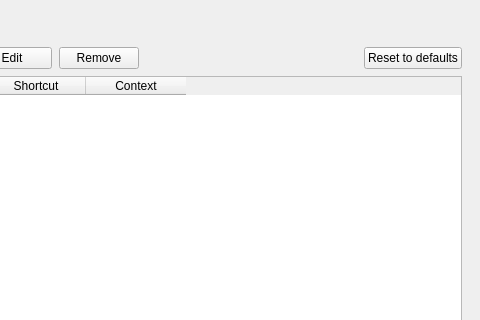
First picture: the form in src/gui/dialogs/settingsdialog.ui, repository do-i/thumbgrid, before the edit; both pictures show x 303 to 783 and y 0 to 320 of the 783 by 741 pixel window.
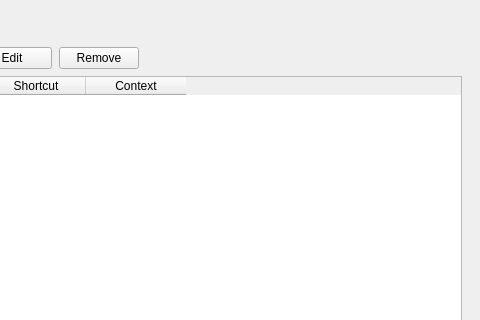
Second picture: the form after the edit. The open tabs and pages were chosen to show the change. Custom widgets are drawn as their Qt base class.

Commit message: Remove redundant Reset current context button from shortcuts tab

What changed in the file:
```diff
--- a/src/gui/dialogs/settingsdialog.ui
+++ b/src/gui/dialogs/settingsdialog.ui
@@ -4102,19 +4102,6 @@
                  </property>
                 </spacer>
                </item>
-               <item>
-                <widget class="QPushButton" name="pushButton_3">
-                 <property name="sizePolicy">
-                  <sizepolicy hsizetype="Preferred" vsizetype="Preferred">
-                   <horstretch>0</horstretch>
-                   <verstretch>0</verstretch>
-                  </sizepolicy>
-                 </property>
-                 <property name="text">
-                  <string>Reset to defaults</string>
-                 </property>
-                </widget>
-               </item>
               </layout>
              </item>
              <item>
```
Left out of the diff: 17 changed lines with no effect on the pictures. The commit also changes 2 other files.
